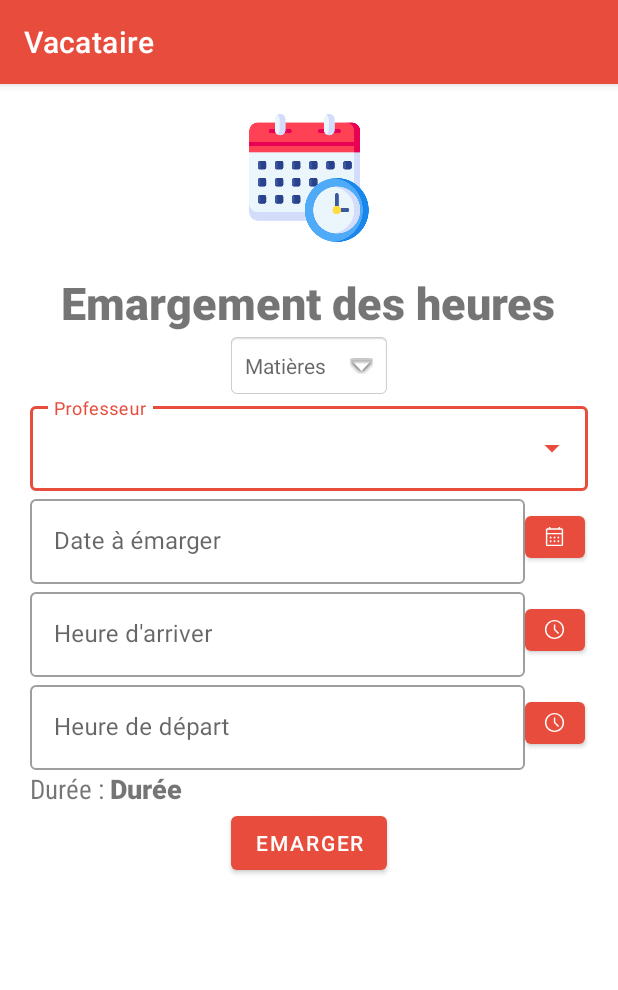
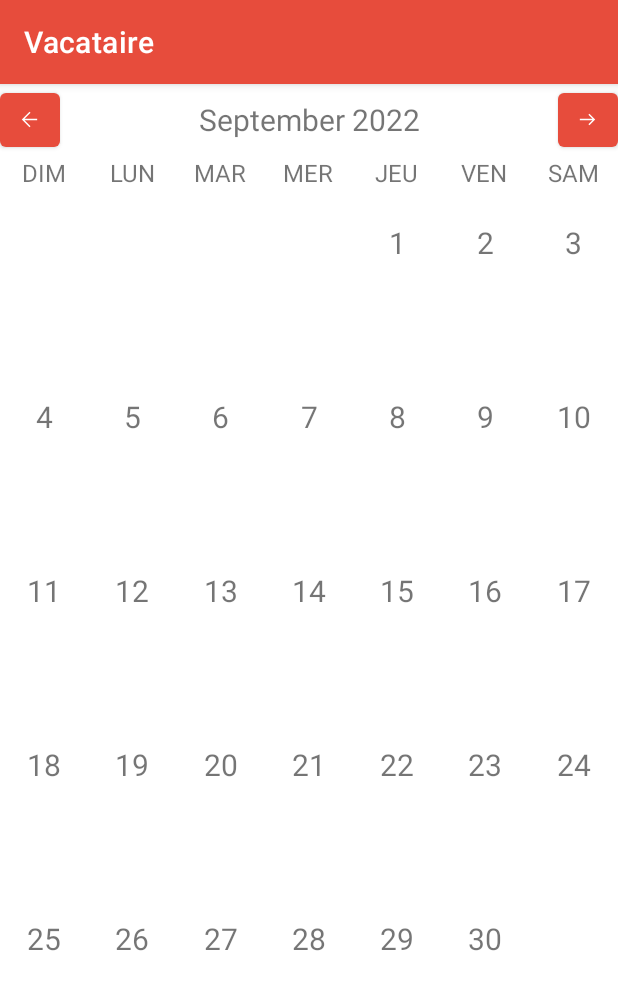
Before and after one commit to RToavina/Vacataire, an Android app: the screen it shows after launch (Emargement before the commit, Calendar after it), on a phone screen of 412 x 824 dp. Shown: the top 990 px of the screen. Run offline under Robolectric (Android 15) with nearby library versions, the phone set to English and light mode, and no system bars.

Commit message:
Calendar

```diff
--- a/android/app/build.gradle
+++ b/android/app/build.gradle
@@ -8,7 +8,7 @@ android {
 
     defaultConfig {
         applicationId "itu.mbds.vacataire"
-        minSdkVersion 16
+        minSdkVersion 22
         targetSdkVersion 33
         versionCode 1
         versionName "1.0"
--- a/android/app/src/main/java/itu/mbds/vacataire/SplashScreen.java
+++ b/android/app/src/main/java/itu/mbds/vacataire/SplashScreen.java
@@ -7,6 +7,8 @@ import android.widget.ImageView;
 import android.widget.TextView;
 import androidx.appcompat.app.AppCompatActivity;
 import android.os.Bundle;
+
+import itu.mbds.vacataire.calendar.Calendar;
 
 public class SplashScreen extends AppCompatActivity {
 
@@ -25,7 +27,7 @@ public class SplashScreen extends AppCompatActivity {
         new Handler().postDelayed(new Runnable() {
             @Override
             public void run() {
-                Intent intent = new Intent(SplashScreen.this, Emargement.class);
+                Intent intent = new Intent(SplashScreen.this, Calendar.class);
                 startActivity(intent);
                 SplashScreen.this.finish();
             }
--- /dev/null
+++ b/android/app/src/main/java/itu/mbds/vacataire/calendar/Calendar.java
@@ -0,0 +1,107 @@
+package itu.mbds.vacataire.calendar;
+
+import androidx.appcompat.app.AppCompatActivity;
+
+import android.os.Bundle;
+
+import itu.mbds.vacataire.R;
+
+import androidx.appcompat.app.AppCompatActivity;
+import androidx.recyclerview.widget.GridLayoutManager;
+import androidx.recyclerview.widget.RecyclerView;
+
+import android.os.Bundle;
+import android.view.View;
+import android.widget.TextView;
+import android.widget.Toast;
+
+import java.time.LocalDate;
+import java.time.YearMonth;
+import java.time.format.DateTimeFormatter;
+import java.util.ArrayList;
+
+public class Calendar extends AppCompatActivity implements CalendarAdapter.OnItemListener
+{
+    private TextView monthYearText;
+    private RecyclerView calendarRecyclerView;
+    private LocalDate selectedDate;
+
+    @Override
+    protected void onCreate(Bundle savedInstanceState)
+    {
+        super.onCreate(savedInstanceState);
+        setContentView(R.layout.activity_calendar);
+        initWidgets();
+        selectedDate = LocalDate.now();
+        setMonthView();
+    }
+
+    private void initWidgets()
+    {
+        calendarRecyclerView = findViewById(R.id.calendarRecyclerView);
+        monthYearText = findViewById(R.id.monthYearTV);
+    }
+
+    private void setMonthView()
+    {
+        monthYearText.setText(monthYearFromDate(selectedDate));
+        ArrayList<String> daysInMonth = daysInMonthArray(selectedDate);
+
+        CalendarAdapter calendarAdapter = new CalendarAdapter(daysInMonth, this);
+        RecyclerView.LayoutManager layoutManager = new GridLayoutManager(getApplicationContext(), 7);
+        calendarRecyclerView.setLayoutManager(layoutManager);
+        calendarRecyclerView.setAdapter(calendarAdapter);
+    }
+
+    private ArrayList<String> daysInMonthArray(LocalDate date)
+    {
+        ArrayList<String> daysInMonthArray = new ArrayList<>();
+        YearMonth yearMonth = YearMonth.from(date);
+
+        int daysInMonth = yearMonth.lengthOfMonth();
+
+        LocalDate firstOfMonth = selectedDate.withDayOfMonth(1);
+        int dayOfWeek = firstOfMonth.getDayOfWeek().getValue();
+
+        for(int i = 1; i <= 42; i++)
+        {
+            if(i <= dayOfWeek || i > daysInMonth + dayOfWeek)
+            {
+                daysInMonthArray.add("");
+            }
+            else
+            {
+                daysInMonthArray.add(String.valueOf(i - dayOfWeek));
+            }
+        }
+        return  daysInMonthArray;
+    }
+
+    private String monthYearFromDate(LocalDate date)
+    {
+        DateTimeFormatter formatter = DateTimeFormatter.ofPattern("MMMM yyyy");
+        return date.format(formatter);
+    }
+
+    public void previousMonthAction(View view)
+    {
+        selectedDate = selectedDate.minusMonths(1);
+        setMonthView();
+    }
+
+    public void nextMonthAction(View view)
+    {
+        selectedDate = selectedDate.plusMonths(1);
+        setMonthView();
+    }
+
+    @Override
+    public void onItemClick(int position, String dayText)
+    {
+        if(!dayText.equals(""))
+        {
+            String message = "Selected Date " + dayText + " " + monthYearFromDate(selectedDate);
+            Toast.makeText(this, message, Toast.LENGTH_LONG).show();
+        }
+    }
+}
--- /dev/null
+++ b/android/app/src/main/java/itu/mbds/vacataire/calendar/CalendarAdapter.java
@@ -0,0 +1,52 @@
+package itu.mbds.vacataire.calendar;
+
+import android.view.LayoutInflater;
+import android.view.View;
+import android.view.ViewGroup;
+
+import androidx.annotation.NonNull;
+import androidx.recyclerview.widget.RecyclerView;
+
+import java.util.ArrayList;
+
+import itu.mbds.vacataire.R;
+
+class CalendarAdapter extends RecyclerView.Adapter<CalendarViewHolder>
+{
+    private final ArrayList<String> daysOfMonth;
+    private final OnItemListener onItemListener;
+
+    public CalendarAdapter(ArrayList<String> daysOfMonth, OnItemListener onItemListener)
+    {
+        this.daysOfMonth = daysOfMonth;
+        this.onItemListener = onItemListener;
+    }
+
+    @NonNull
+    @Override
+    public CalendarViewHolder onCreateViewHolder(@NonNull ViewGroup parent, int viewType)
+    {
+        LayoutInflater inflater = LayoutInflater.from(parent.getContext());
+        View view = inflater.inflate(R.layout.calendar_cell, parent, false);
+        ViewGroup.LayoutParams layoutParams = view.getLayoutParams();
+        layoutParams.height = (int) (parent.getHeight() * 0.166666666);
+        return new CalendarViewHolder(view, onItemListener);
+    }
+
+    @Override
+    public void onBindViewHolder(@NonNull CalendarViewHolder holder, int position)
+    {
+        holder.dayOfMonth.setText(daysOfMonth.get(position));
+    }
+
+    @Override
+    public int getItemCount()
+    {
+        return daysOfMonth.size();
+    }
+
+    public interface  OnItemListener
+    {
+        void onItemClick(int position, String dayText);
+    }
+}
--- /dev/null
+++ b/android/app/src/main/java/itu/mbds/vacataire/calendar/CalendarViewHolder.java
@@ -0,0 +1,27 @@
+package itu.mbds.vacataire.calendar;
+
+import android.view.View;
+import android.widget.TextView;
+import androidx.annotation.NonNull;
+import androidx.recyclerview.widget.RecyclerView;
+
+import itu.mbds.vacataire.R;
+
+public class CalendarViewHolder extends RecyclerView.ViewHolder implements View.OnClickListener
+{
+    public final TextView dayOfMonth;
+    private final CalendarAdapter.OnItemListener onItemListener;
+    public CalendarViewHolder(@NonNull View itemView, CalendarAdapter.OnItemListener onItemListener)
+    {
+        super(itemView);
+        dayOfMonth = itemView.findViewById(R.id.cellDayText);
+        this.onItemListener = onItemListener;
+        itemView.setOnClickListener(this);
+    }
+
+    @Override
+    public void onClick(View view)
+    {
+        onItemListener.onItemClick(getAdapterPosition(), (String) dayOfMonth.getText());
+    }
+}
--- /dev/null
+++ b/android/app/src/main/res/drawable/retour.xml
@@ -0,0 +1,10 @@
+<vector xmlns:android="http://schemas.android.com/apk/res/android"
+    android:width="48dp"
+    android:height="48dp"
+    android:viewportWidth="48"
+    android:viewportHeight="48"
+    android:tint="?attr/colorControlNormal">
+  <path
+      android:fillColor="@android:color/white"
+      android:pathData="M24,40 L8,24 24,8 26.1,10.1 13.7,22.5H40V25.5H13.7L26.1,37.9Z"/>
+</vector>
--- /dev/null
+++ b/android/app/src/main/res/drawable/suivant.xml
@@ -0,0 +1,10 @@
+<vector xmlns:android="http://schemas.android.com/apk/res/android"
+    android:width="48dp"
+    android:height="48dp"
+    android:viewportWidth="48"
+    android:viewportHeight="48"
+    android:tint="?attr/colorControlNormal">
+  <path
+      android:fillColor="@android:color/white"
+      android:pathData="M28.05,35.9 L25.9,33.8 34.3,25.4H8V22.4H34.3L25.85,13.95L28,11.85L40.05,23.9Z"/>
+</vector>
--- /dev/null
+++ b/android/app/src/main/res/layout/activity_calendar.xml
@@ -0,0 +1,112 @@
+<?xml version="1.0" encoding="utf-8"?>
+<LinearLayout xmlns:android="http://schemas.android.com/apk/res/android"
+    xmlns:app="http://schemas.android.com/apk/res-auto"
+    xmlns:tools="http://schemas.android.com/tools"
+    android:layout_width="match_parent"
+    android:layout_height="match_parent"
+    android:orientation="vertical"
+    tools:context=".calendar.Calendar">
+
+    <LinearLayout
+        android:layout_width="match_parent"
+        android:layout_height="wrap_content"
+        android:orientation="horizontal">
+
+        <com.google.android.material.button.MaterialButton
+            style="@style/Widget.MaterialComponents.Button.Icon"
+            android:layout_width="40dp"
+            android:layout_height="wrap_content"
+            app:icon="@drawable/retour"
+            app:iconSize="15dp"
+            android:layout_gravity="center"
+            android:onClick="previousMonthAction"/>
+
+        <TextView
+            android:id="@+id/monthYearTV"
+            android:layout_width="match_parent"
+            android:layout_weight="3"
+            android:layout_height="match_parent"
+            android:text="Feb 2021"
+            android:textSize="20sp"
+            android:gravity="center_vertical|center_horizontal" />
+
+        <com.google.android.material.button.MaterialButton
+            style="@style/Widget.MaterialComponents.Button.Icon"
+            android:layout_width="40dp"
+            android:layout_height="wrap_content"
+            app:icon="@drawable/suivant"
+            app:iconSize="15dp"
+            android:layout_gravity="center"
+            android:onClick="nextMonthAction"/>
+
+    </LinearLayout>
+
+    <LinearLayout
+        android:layout_width="match_parent"
+        android:layout_height="wrap_content"
+        android:orientation="horizontal">
+
+        <TextView
+            android:layout_width="0dp"
+            android:layout_height="wrap_content"
+            android:layout_weight="1"
+            android:text="@string/dimanche"
+            android:textAlignment="center"
+            android:textSize="16sp"/>
+
+        <TextView
+            android:layout_width="0dp"
+            android:layout_height="wrap_content"
+            android:layout_weight="1"
+            android:text="@string/lundi"
+            android:textAlignment="center"
+            android:textSize="16sp"/>
+
+        <TextView
+            android:layout_width="0dp"
+            android:layout_height="wrap_content"
+            android:layout_weight="1"
+            android:text="@string/mardi"
+            android:textAlignment="center"
+            android:textSize="16sp"/>
+
+        <TextView
+            android:layout_width="0dp"
+            android:layout_height="wrap_content"
+            android:layout_weight="1"
+            android:text="@string/mercredi"
+            android:textAlignment="center"
+            android:textSize="16sp"/>
+
+        <TextView
+            android:layout_width="0dp"
+            android:layout_height="wrap_content"
+            android:layout_weight="1"
+            android:text="@string/jeudi"
+            android:textAlignment="center"
+            android:textSize="16sp"/>
+
+        <TextView
+            android:layout_width="0dp"
+            android:layout_height="wrap_content"
+            android:layout_weight="1"
+            android:text="@string/vendredi"
+            android:textAlignment="center"
+            android:textSize="16sp"/>
+
+        <TextView
+            android:layout_width="0dp"
+            android:layout_height="wrap_content"
+            android:layout_weight="1"
+            android:text="@string/samedi"
+            android:textAlignment="center"
+            android:textSize="16sp"/>
+
+    </LinearLayout>
+
+    <androidx.recyclerview.widget.RecyclerView
+        android:id="@+id/calendarRecyclerView"
+        android:layout_width="match_parent"
+        android:layout_height="match_parent"/>
+
+</LinearLayout>
--- /dev/null
+++ b/android/app/src/main/res/layout/calendar_cell.xml
@@ -0,0 +1,20 @@
+<?xml version="1.0" encoding="utf-8"?>
+<androidx.constraintlayout.widget.ConstraintLayout xmlns:android="http://schemas.android.com/apk/res/android"
+    android:layout_width="match_parent"
+    android:layout_height="match_parent"
+    xmlns:app="http://schemas.android.com/apk/res-auto">
+
+
+    <TextView
+        android:layout_width="wrap_content"
+        android:layout_height="wrap_content"
+        android:id="@+id/cellDayText"
+        android:text="1"
+        android:textSize="20sp"
+        app:layout_constraintBottom_toBottomOf="parent"
+        app:layout_constraintTop_toTopOf="parent"
+        app:layout_constraintRight_toRightOf="parent"
+        app:layout_constraintLeft_toLeftOf="parent"
+        app:layout_constraintVertical_bias="0.25"/>
+
+</androidx.constraintlayout.widget.ConstraintLayout>
--- a/android/app/src/main/res/values/strings.xml
+++ b/android/app/src/main/res/values/strings.xml
@@ -1,3 +1,10 @@
 <resources>
     <string name="app_name">Vacataire</string>
+    <string name="lundi">LUN</string>
+    <string name="mardi">MAR</string>
+    <string name="mercredi">MER</string>
+    <string name="jeudi">JEU</string>
+    <string name="vendredi">VEN</string>
+    <string name="samedi">SAM</string>
+    <string name="dimanche">DIM</string>
 </resources>
```
Also changed, not shown: android/app/src/main/AndroidManifest.xml (+7 -0 lines).
